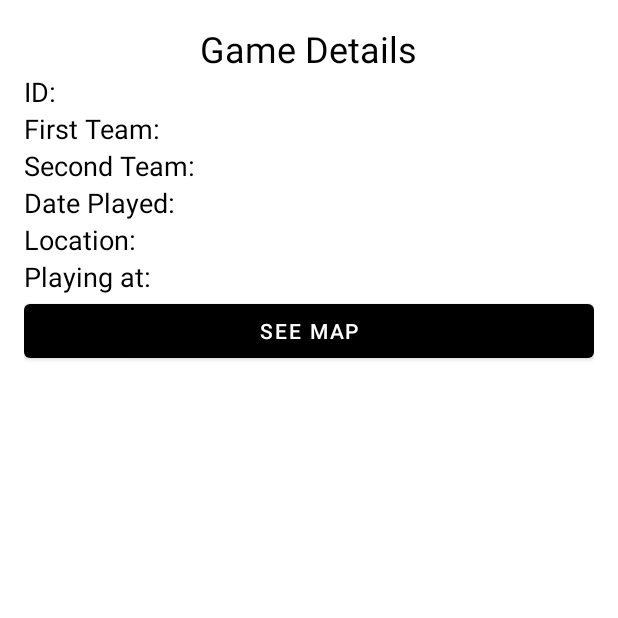
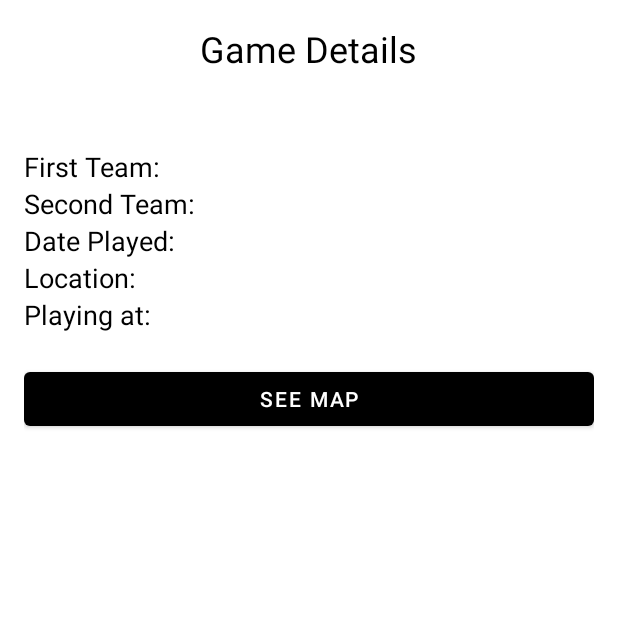
Before and after one commit to karlo81121/RMA, an Android app: the gameItemById screen opened directly, with no data from a screen before it, on a phone screen of 412 x 824 dp, the top half of it. Run offline under Robolectric (Android 15) with nearby library versions, the phone set to English and light mode, and no system bars.

Commit message:
newest commit

```diff
--- a/VolleyballApp/app/src/main/java/com/example/volleyballapp/gameItemById.kt
+++ b/VolleyballApp/app/src/main/java/com/example/volleyballapp/gameItemById.kt
@@ -40,7 +40,6 @@ class gameItemById : AppCompatActivity()  {
     }
 
     private fun initView(){
-        gameId = findViewById(R.id.game_id_id)
         firstTeam = findViewById(R.id.game_first_team_id)
         secondTeam = findViewById(R.id.game_second_team_id)
         datePlayed = findViewById(R.id.game_date_played_id)
@@ -49,7 +48,6 @@ class gameItemById : AppCompatActivity()  {
     }
 
     private fun setValuesToViews(){
-        gameId.text = intent.getStringExtra("gameId")
         firstTeam.text = intent.getStringExtra("firstTeam")
         secondTeam.text = intent.getStringExtra("secondTeam")
         datePlayed.text = intent.getStringExtra("datePlayed")
--- a/VolleyballApp/app/src/main/java/com/example/volleyballapp/savePhotoToGallery.kt
+++ b/VolleyballApp/app/src/main/java/com/example/volleyballapp/savePhotoToGallery.kt
@@ -13,7 +13,6 @@ import android.widget.ImageView
 import android.widget.Toast
 import androidx.core.app.ActivityCompat
 import androidx.core.content.ContextCompat
-import com.example.volleyballapp.databinding.ActivitySavePhotoToGalleryBinding
 import java.io.File
 import java.io.FileOutputStream
 
@@ -22,6 +21,11 @@ class savePhotoToGallery : AppCompatActivity() {
     private val REQUEST_IMAGE_CAPTURE = 1
     private lateinit var imageView: ImageView
     private val CAMERA_PERMISSION_CODE = 101
+
+    override fun onBackPressed() {
+        super.onBackPressed()
+        overridePendingTransition(R.anim.slide_in_left, R.anim.slide_out_right)
+    }
 
     override fun onCreate(savedInstanceState: Bundle?) {
         super.onCreate(savedInstanceState)
--- a/VolleyballApp/app/src/main/res/layout/activity_game_item_by_id.xml
+++ b/VolleyballApp/app/src/main/res/layout/activity_game_item_by_id.xml
@@ -13,31 +13,10 @@
         android:layout_width="wrap_content"
         android:layout_height="wrap_content"
         android:layout_gravity="center"
+        android:layout_marginBottom="50dp"
         android:text="Game Details"
         android:textColor="@color/black"
         android:textSize="24sp" />
-
-    <LinearLayout
-        android:layout_width="wrap_content"
-        android:layout_height="wrap_content">
-
-        <TextView
-            android:id="@+id/game_id_holder"
-            android:layout_width="wrap_content"
-            android:layout_height="wrap_content"
-            android:text="ID: "
-            android:textColor="@color/black"
-            android:textSize="18sp" />
-
-        <TextView
-            android:id="@+id/game_id_id"
-            android:layout_width="wrap_content"
-            android:layout_height="wrap_content"
-            android:text="ID: "
-            android:textColor="@color/black"
-            android:textSize="18sp" />
-
-    </LinearLayout>
 
     <LinearLayout
         android:layout_width="wrap_content"
@@ -157,6 +136,7 @@
         android:id="@+id/mapButton"
         android:layout_width="match_parent"
         android:layout_height="wrap_content"
+        android:layout_marginTop="20dp"
         android:text="See map"
         />
 
```
Also changed, not shown: VolleyballApp/app/src/main/java/com/example/volleyballapp/SignInActivity.kt (+22 -11 lines), VolleyballApp/app/src/main/java/com/example/volleyballapp/SignUpActivity.kt (+22 -7 lines), VolleyballApp/app/src/main/res/layout/activity_save_photo_to_gallery.xml (+5 -3 lines), VolleyballApp/app/src/main/res/layout/activity_upload_photo_to_firebase.xml (+5 -3 lines).
